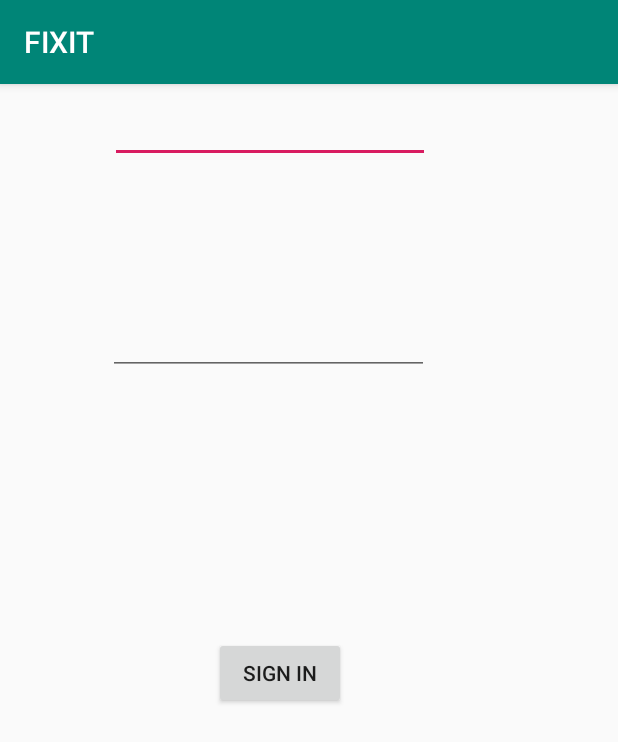
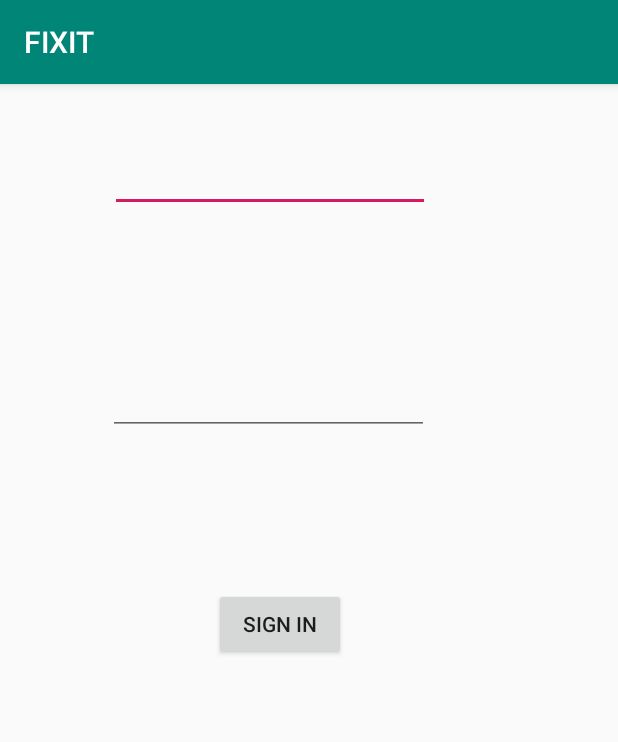
Before and after one commit to tarabhatia/FixIt, an Android app: the screen it shows after launch (MainActivity), on a phone screen of 412 x 824 dp. Shown: the top 742 px of the screen. Run offline under Robolectric (Android 15) with nearby library versions, the phone set to English and light mode, and no system bars; our stand-ins replace Firebase (no records; nobody signed in at launch, a user with empty details on screens opened directly).

Commit message:
changed constraint

```diff
--- a/app/src/main/res/layout/activity_main.xml
+++ b/app/src/main/res/layout/activity_main.xml
@@ -21,7 +21,7 @@
         android:inputType="textEmailAddress"
         app:layout_constraintBottom_toTopOf="@+id/password_signin_et"
         app:layout_constraintEnd_toEndOf="parent"
-        app:layout_constraintHorizontal_bias="1.0"
+        app:layout_constraintHorizontal_bias="0.0"
         app:layout_constraintStart_toStartOf="parent"
         app:layout_constraintTop_toTopOf="parent" />
 
@@ -34,7 +34,7 @@
         android:layout_marginTop="48dp"
         android:layout_marginEnd="126dp"
         android:layout_marginRight="126dp"
-        android:layout_marginBottom="87dp"
+        android:layout_marginBottom="8dp"
         android:ems="10"
         android:inputType="textPassword"
         app:layout_constraintBottom_toTopOf="@+id/btnSignUp"
```
